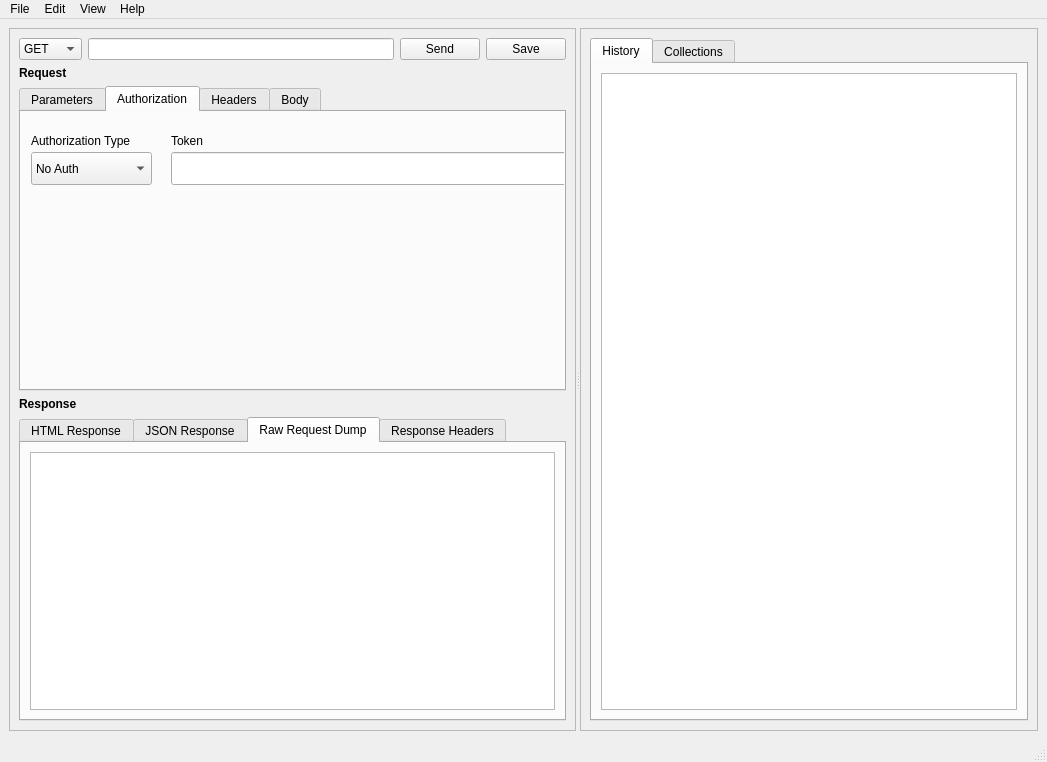
schartz/rester, file ui/rester.ui: the form before one commit.
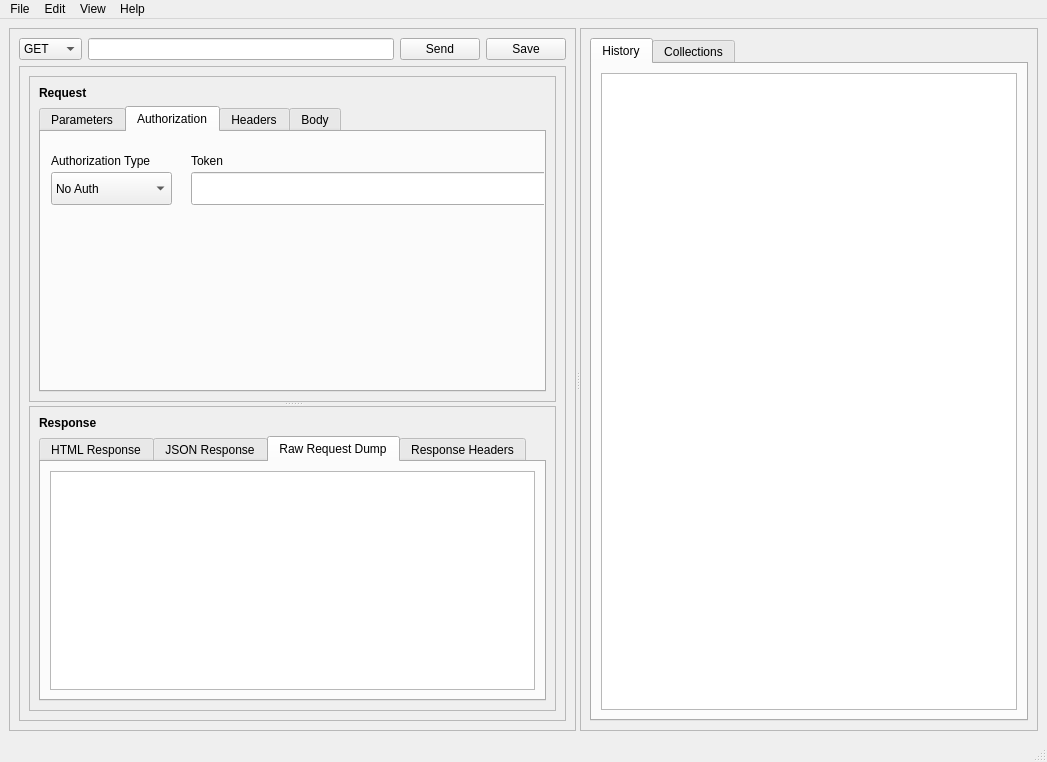
The form after the commit. The open tabs and pages were chosen to show the change.

Commit message: Add multi threading for request handling.\n Make UI resizable

```diff
--- a/ui/rester.ui
+++ b/ui/rester.ui
@@ -36,7 +36,7 @@
        <property name="frameShadow">
         <enum>QFrame::Raised</enum>
        </property>
-       <layout class="QGridLayout" name="gridLayout">
+       <layout class="QGridLayout" name="gridLayout_10">
         <item row="0" column="0">
          <widget class="QComboBox" name="request_type">
           <property name="enabled">
@@ -84,20 +84,29 @@
           </property>
          </widget>
         </item>
+        <item row="1" column="0" colspan="4">
+         <widget class="QFrame" name="frame_3">
+          <property name="frameShape">
+           <enum>QFrame::StyledPanel</enum>
+          </property>
+          <property name="frameShadow">
+           <enum>QFrame::Raised</enum>
+          </property>
+          <layout class="QGridLayout" name="gridLayout_9">
+           <item row="0" column="0">
+            <widget class="QSplitter" name="splitter_2">
+             <property name="orientation">
+              <enum>Qt::Vertical</enum>
+             </property>
+             <widget class="QFrame" name="frame">
+              <property name="frameShape">
+               <enum>QFrame::StyledPanel</enum>
+              </property>
+              <property name="frameShadow">
+               <enum>QFrame::Raised</enum>
+              </property>
+              <layout class="QGridLayout" name="gridLayout">
         <item row="1" column="0">
-         <widget class="QLabel" name="label_2">
-          <property name="font">
-           <font>
-            <weight>75</weight>
-            <bold>true</bold>
-           </font>
-          </property>
-          <property name="text">
-           <string>Request</string>
-          </property>
-         </widget>
-        </item>
-        <item row="2" column="0" colspan="4">
          <widget class="QTabWidget" name="params_tablist">
           <property name="currentIndex">
            <number>3</number>
@@ -201,7 +210,7 @@
              <rect>
               <x>150</x>
               <y>40</y>
-              <width>461</width>
+                     <width>381</width>
               <height>33</height>
              </rect>
             </property>
@@ -260,7 +269,30 @@
           </widget>
          </widget>
         </item>
-        <item row="3" column="0">
+               <item row="0" column="0">
+                <widget class="QLabel" name="label_2">
+                 <property name="font">
+                  <font>
+                   <weight>75</weight>
+                   <bold>true</bold>
+                  </font>
+                 </property>
+                 <property name="text">
+                  <string>Request</string>
+                 </property>
+                </widget>
+               </item>
+              </layout>
+             </widget>
+             <widget class="QFrame" name="frame_2">
+              <property name="frameShape">
+               <enum>QFrame::StyledPanel</enum>
+              </property>
+              <property name="frameShadow">
+               <enum>QFrame::Raised</enum>
+              </property>
+              <layout class="QGridLayout" name="gridLayout_8">
+               <item row="0" column="0">
          <widget class="QLabel" name="label">
           <property name="font">
            <font>
@@ -273,7 +305,7 @@
           </property>
          </widget>
         </item>
-        <item row="4" column="0" colspan="4">
+               <item row="1" column="0">
          <widget class="QTabWidget" name="response_tablist">
           <property name="currentIndex">
            <number>2</number>
@@ -329,6 +361,13 @@
             </item>
            </layout>
           </widget>
+                </widget>
+               </item>
+              </layout>
+             </widget>
+            </widget>
+           </item>
+          </layout>
          </widget>
         </item>
        </layout>
```
Left out of the diff: 2 changed lines with no effect on the pictures. Lines whose indentation alone changed are shown as unchanged. The commit also changes 4 other files.
